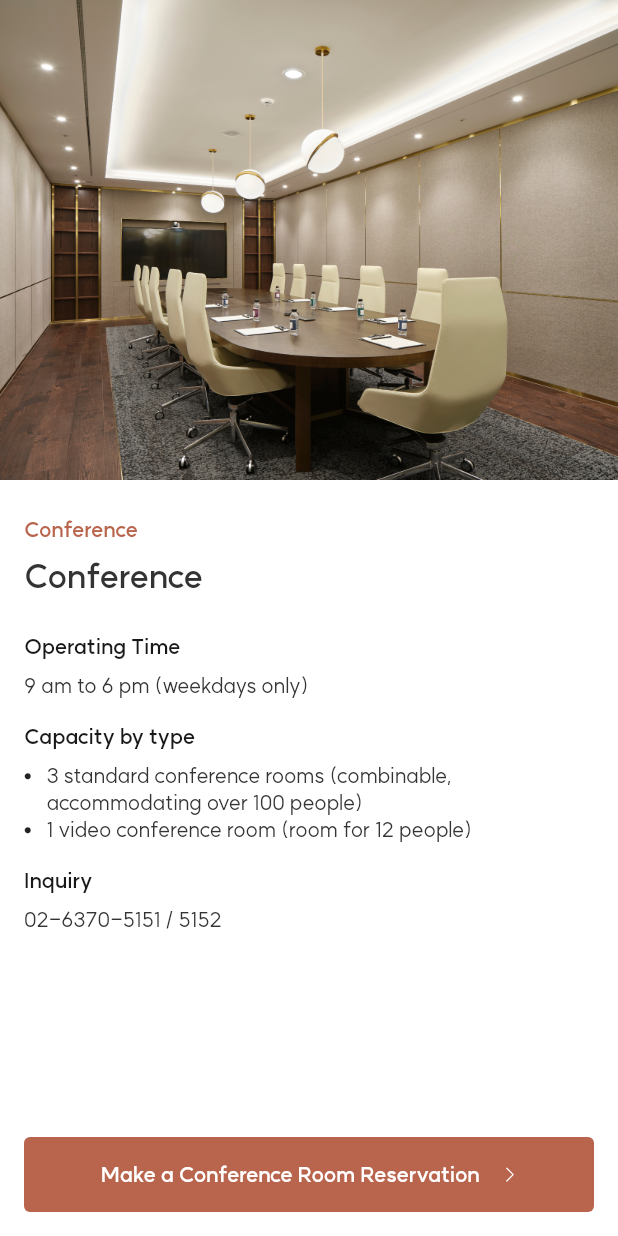
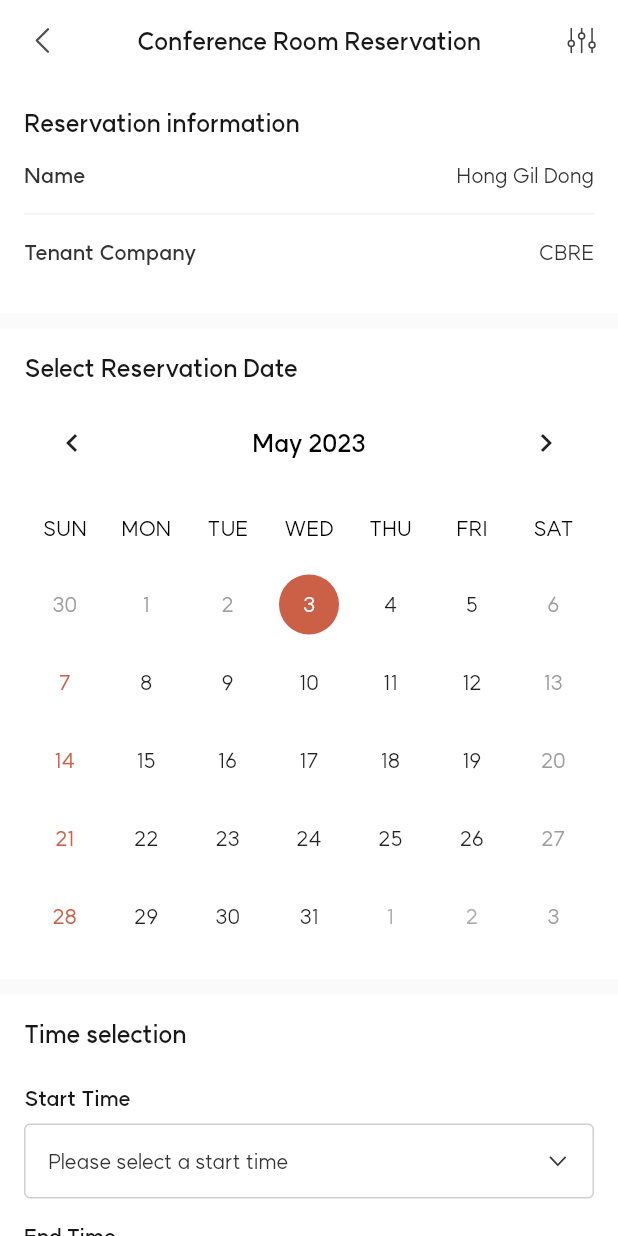
Before and after one commit to souravpanda94/Centropolis, a Flutter app: the ConferenceScreen screen opened directly, after a tap on "Make a Conference Room Reservation", on a phone screen of 412 x 824 dp. Run offline on Flutter 3.47's test engine with Material 2 defaults, Android fonts, the light colour scheme and no system bars; drawn by our look-alikes of table_calendar; our stand-ins replace barcode_widget, carousel_slider, easy_localization, flutter_image_slideshow, flutter_svg, fluttertoast and 1 more; missing offline and left inert: flutter_barcode_scanner; accounts and stored records are empty.

Commit message:
conference screens , bar code generator

```diff
--- a/centropolis/assets/translations/en.json
+++ b/centropolis/assets/translations/en.json
@@ -197,6 +197,11 @@
   "conference" : "Conference",
   "capacityByType" : "Capacity by type",
   "makeConferenceRoomReservation" : "Make a Conference Room Reservation",
+  "conferenceRoomReservation" : "Conference Room Reservation",
+  "enterRentalInformation" : "Enter Rental Information",
+  "conferenceReservationConsent" : "I agree to the conference room reservation rules",
+  "rentalInformationHint" : "\u2022 Please enter rental information such as the number of people, purpose, and additional services.",
+  "conferenceReservationComplete" : "Conference Room Reservation Inquiry Received",
 
 
 
--- a/centropolis/lib/screens/home/bar_code.dart
+++ b/centropolis/lib/screens/home/bar_code.dart
@@ -1,3 +1,4 @@
+import 'package:barcode_widget/barcode_widget.dart';
 import 'package:centropolis/widgets/common_button.dart';
 import 'package:easy_localization/easy_localization.dart';
 import 'package:flutter/material.dart';
@@ -79,7 +80,13 @@ class _BarCodeScreenState extends State<BarCodeScreen> {
                 margin: const EdgeInsets.only(top: 32, bottom: 122),
                 padding:
                     const EdgeInsets.symmetric(horizontal: 66, vertical: 32),
-                  child: Image.asset('assets/images/bar_code.png')),
+                child: BarcodeWidget(
+                  barcode: Barcode.qrCode(),
+                  data: 'Centropolis App QR code generator',
+                  height: 240,
+                  width: 210,
+                ),
+              ),
               Container(
                   width: MediaQuery.of(context).size.width,
                   margin: const EdgeInsets.only(bottom: 40),
--- a/centropolis/lib/screens/tenant_service/conference.dart
+++ b/centropolis/lib/screens/tenant_service/conference.dart
@@ -2,6 +2,7 @@ import 'package:easy_localization/easy_localization.dart';
 import 'package:flutter/material.dart';
 import '../../utils/custom_colors.dart';
 import '../../widgets/common_button.dart';
+import 'conference_reservation.dart';
 
 class ConferenceScreen extends StatefulWidget {
   const ConferenceScreen({super.key});
@@ -165,12 +166,12 @@ class _ConferenceScreenState extends State<ConferenceScreen> {
                 margin: const EdgeInsets.only(left: 16, right: 16, bottom: 16),
                 child: CommonButton(
                   onCommonButtonTap: () {
-                    // Navigator.push(
-                    //   context,
-                    //   MaterialPageRoute(
-                    //     builder: (context) => const LoungeReservation(),
-                    //   ),
-                    // );
+                    Navigator.push(
+                      context,
+                      MaterialPageRoute(
+                        builder: (context) => const ConferenceReservation(),
+                      ),
+                    );
                   },
                   buttonColor: CustomColors.buttonBackgroundColor,
                   buttonName: tr("makeConferenceRoomReservation"),
--- /dev/null
+++ b/centropolis/lib/screens/tenant_service/conference_reservation.dart
@@ -0,0 +1,508 @@
+import 'package:centropolis/widgets/common_button.dart';
+import 'package:easy_localization/easy_localization.dart';
+import 'package:flutter/material.dart';
+import 'package:flutter_svg/svg.dart';
+import 'package:table_calendar/table_calendar.dart';
+
+import '../../utils/custom_colors.dart';
+import '../../utils/utils.dart';
+import '../../widgets/common_app_bar.dart';
+import '../../widgets/common_modal.dart';
+
+class ConferenceReservation extends StatefulWidget {
+  const ConferenceReservation({super.key});
+
+  @override
+  State<ConferenceReservation> createState() => _ConferenceReservationState();
+}
+
+class _ConferenceReservationState extends State<ConferenceReservation> {
+  DateTime kFirstDay = DateTime.now();
+  DateTime kLastDay = DateTime.utc(2030, 3, 14);
+  DateTime _focusedDay = DateTime.now();
+  CalendarFormat _calendarFormat = CalendarFormat.month;
+  DateTime? _selectedDay;
+  bool _isChecked = false, usageTimeTapped = false;
+
+  @override
+  Widget build(BuildContext context) {
+    return Scaffold(
+      backgroundColor: CustomColors.whiteColor,
+      appBar: PreferredSize(
+        preferredSize: AppBar().preferredSize,
+        child: SafeArea(
+          child: Container(
+            color: CustomColors.whiteColor,
+            child: CommonAppBar(tr("conferenceRoomReservation"), true, () {
+              onBackButtonPress(context);
+            }, () {}),
+          ),
+        ),
+      ),
+      body: SingleChildScrollView(
+          child: Column(
+        crossAxisAlignment: CrossAxisAlignment.start,
+        children: [
+          Container(
+            width: MediaQuery.of(context).size.width,
+            padding: const EdgeInsets.all(16),
+            child: Column(
+              crossAxisAlignment: CrossAxisAlignment.start,
+              children: [
+                Text(
+                  tr("reservationInformation"),
+                  style: const TextStyle(
+                      fontFamily: 'SemiBold',
+                      fontSize: 16,
+                      color: CustomColors.textColor8),
+                ),
+                const SizedBox(
+                  height: 16,
+                ),
+                Row(
+                  mainAxisAlignment: MainAxisAlignment.spaceBetween,
+                  children: [
+                    Text(
+                      tr("nameLounge"),
+                      style: const TextStyle(
+                          fontFamily: 'SemiBold',
+                          fontSize: 14,
+                          color: CustomColors.textColorBlack2),
+                    ),
+                    const Text(
+                      "Hong Gil Dong",
+                      style: TextStyle(
+                          fontFamily: 'Regular',
+                          fontSize: 14,
+                          color: CustomColors.textColorBlack2),
+                    )
+                  ],
+                ),
+                const Padding(
+                  padding: EdgeInsets.symmetric(vertical: 16),
+                  child: Divider(
+                    thickness: 1,
+                    height: 1,
+                    color: CustomColors.backgroundColor2,
+                  ),
+                ),
+                Row(
+                  mainAxisAlignment: MainAxisAlignment.spaceBetween,
+                  children: [
+                    Text(
+                      tr("tenantCompanyLounge"),
+                      style: const TextStyle(
+                          fontFamily: 'SemiBold',
+                          fontSize: 14,
+                          color: CustomColors.textColorBlack2),
+                    ),
+                    const Text(
+                      "CBRE",
+                      style: TextStyle(
+                          fontFamily: 'Regular',
+                          fontSize: 14,
+                          color: CustomColors.textColorBlack2),
+                    )
+                  ],
+                ),
+                const SizedBox(
+                  height: 16,
+                ),
+              ],
+            ),
+          ),
+          Container(
+            width: MediaQuery.of(context).size.width,
+            color: CustomColors.backgroundColor,
+            height: 10,
+          ),
+          Container(
+            width: MediaQuery.of(context).size.width,
+            padding: const EdgeInsets.all(16),
+            child: Column(
+              crossAxisAlignment: CrossAxisAlignment.start,
+              children: [
+                Text(
+                  tr("selectReservationDate"),
+                  style: const TextStyle(
+                      fontFamily: 'SemiBold',
+                      fontSize: 16,
+                      color: CustomColors.textColor8),
+                ),
+                const SizedBox(
+                  height: 8,
+                ),
+                TableCalendar(
+                  availableCalendarFormats: const {
+                    CalendarFormat.month: 'Month'
+                  },
+                  weekendDays: const [DateTime.sunday],
+                  daysOfWeekHeight: 50,
+                  focusedDay: _focusedDay,
+                  calendarFormat: _calendarFormat,
+                  firstDay: kFirstDay,
+                  lastDay: kLastDay,
+                  headerStyle: HeaderStyle(
+                    formatButtonVisible: false,
+                    titleCentered: true,
+                    titleTextStyle: const TextStyle(
+                        fontFamily: 'SemiBold',
+                        fontSize: 16,
+                        color: Colors.black),
+                    titleTextFormatter: (date, locale) =>
+                        DateFormat.yMMMM(locale).format(date),
+                  ),
+                  daysOfWeekStyle: DaysOfWeekStyle(
+                      dowTextFormatter: (date, locale) =>
+                          DateFormat.E(locale).format(date).toUpperCase(),
+                      weekdayStyle: const TextStyle(
+                        color: Colors.black,
+                        fontFamily: 'Regular',
+                        fontSize: 14,
+                      ),
+                      weekendStyle: const TextStyle(
+                        color: Colors.black,
+                        fontFamily: 'Regular',
+                        fontSize: 14,
+                      )),
+                  calendarStyle: CalendarStyle(
+                      todayTextStyle: TextStyle(
+                          color: _focusedDay.compareTo(kFirstDay) != 0
+                              ? Colors.black
+                              : Colors.white),
+                      weekendTextStyle:
+                          const TextStyle(color: Color(0xffCC6047)),
+                      disabledTextStyle: const TextStyle(color: Colors.grey),
+                      disabledDecoration: const BoxDecoration(
+                          color: Colors.white, shape: BoxShape.circle),
+                      todayDecoration: BoxDecoration(
+                          color: _focusedDay.compareTo(kFirstDay) != 0
+                              ? Colors.white
+                              : const Color(0xffCC6047),
+                          shape: BoxShape.circle),
+                      selectedTextStyle: const TextStyle(color: Colors.white),
+                      selectedDecoration: const BoxDecoration(
+                          color: Color(0xffCC6047), shape: BoxShape.circle),
+                      defaultTextStyle: const TextStyle(
+                        fontFamily: 'Regular',
+                        fontSize: 14,
+                      )),
+                  selectedDayPredicate: (day) {
+                    if (isSameDay(day, _focusedDay)) {
+                      return true;
+                    } else {
+                      return false;
+                    }
+                  },
+                  enabledDayPredicate: (day) {
+                    if (day.weekday == DateTime.saturday) {
+                      return false;
+                    } else if (day.day == kFirstDay.day &&
+                        day.month == kFirstDay.month &&
+                        day.year == kFirstDay.year) {
+                      return true;
+                    } else if (day.compareTo(kFirstDay) > 0) {
+                      return true;
+                    } else {
+                      return false;
+                    }
+                  },
+                  onDaySelected: (selectedDay, focusedDay) {
+                    setState(() {
+                      _focusedDay = focusedDay;
+                      _selectedDay = selectedDay;
+                    });
+                  },
+                  onFormatChanged: (format) {
+                    if (_calendarFormat != format) {
+                      setState(() {
+                        _calendarFormat = format;
+                      });
+                    }
+                  },
+                  onPageChanged: (focusedDay) {
+                    setState(() {
+                      _focusedDay = focusedDay;
+                    });
+                  },
+                ),
+              ],
+            ),
+          ),
+          Container(
+            width: MediaQuery.of(context).size.width,
+            color: CustomColors.backgroundColor,
+            height: 10,
+          ),
+          Container(
+            padding: const EdgeInsets.all(16),
+            width: MediaQuery.of(context).size.width,
+            child: Column(
+              crossAxisAlignment: CrossAxisAlignment.start,
+              children: [
+                Text(
+                  tr("timeSelection"),
+                  style: const TextStyle(
+                      fontFamily: 'SemiBold',
+                      fontSize: 16,
+                      color: CustomColors.textColor8),
+                ),
+                const SizedBox(
+                  height: 24,
+                ),
+                Text(
+                  tr("startTime"),
+                  style: const TextStyle(
+                      fontFamily: 'SemiBold',
+                      fontSize: 14,
+                      color: CustomColors.textColor8),
+                ),
+                const SizedBox(
+                  height: 8,
+                ),
+                TextField(
+                  cursorColor: CustomColors.textColorBlack2,
+                  keyboardType: TextInputType.text,
+                  readOnly: true,
+                  showCursor: false,
+                  decoration: InputDecoration(
+                      border: InputBorder.none,
+                      fillColor: CustomColors.whiteColor,
+                      filled: true,
+                      contentPadding: const EdgeInsets.all(16),
+                      enabledBorder: OutlineInputBorder(
+                        borderRadius: BorderRadius.circular(4),
+                        borderSide: const BorderSide(
+                            color: CustomColors.dividerGreyColor, width: 1.0),
+                      ),
+                      focusedBorder: OutlineInputBorder(
+                        borderRadius: BorderRadius.circular(4),
+                        borderSide: const BorderSide(
+                            color: CustomColors.dividerGreyColor, width: 1.0),
+                      ),
+                      hintText: tr('selectStartTime'),
+                      hintStyle: const TextStyle(
+                        color: CustomColors.textColorBlack2,
+                        fontSize: 14,
+                        fontFamily: 'Regular',
+                      ),
+                      suffixIcon: Padding(
+                        padding: const EdgeInsets.all(18.0),
+                        child: SvgPicture.asset(
+                          "assets/images/ic_drop_down_arrow.svg",
+                          width: 8,
+                          height: 4,
+                          color: CustomColors.textColorBlack2,
+                        ),
+                      )),
+                  style: const TextStyle(
+                    color: CustomColors.blackColor,
+                    fontSize: 14,
+                    fontFamily: 'Regular',
+                  ),
+                  onTap: () {},
+                ),
+                const SizedBox(
+                  height: 16,
+                ),
+                Text(
+                  tr("endTime"),
+                  style: const TextStyle(
+                      fontFamily: 'SemiBold',
+                      fontSize: 14,
+                      color: CustomColors.textColor8),
+                ),
+                const SizedBox(
+                  height: 8,
+                ),
+                TextField(
+                  cursorColor: CustomColors.textColorBlack2,
+                  keyboardType: TextInputType.text,
+                  readOnly: true,
+                  showCursor: false,
+                  decoration: InputDecoration(
+                      border: InputBorder.none,
+                      fillColor: CustomColors.whiteColor,
+                      filled: true,
+                      contentPadding: const EdgeInsets.all(16),
+                      enabledBorder: OutlineInputBorder(
+                        borderRadius: BorderRadius.circular(4),
+                        borderSide: const BorderSide(
+                            color: CustomColors.dividerGreyColor, width: 1.0),
+                      ),
+                      focusedBorder: OutlineInputBorder(
+                        borderRadius: BorderRadius.circular(4),
+                        borderSide: const BorderSide(
+                            color: CustomColors.dividerGreyColor, width: 1.0),
+                      ),
+                      hintText: tr('selectEndTime'),
+                      hintStyle: const TextStyle(
+                        color: CustomColors.textColorBlack2,
+                        fontSize: 14,
+                        fontFamily: 'Regular',
+                      ),
+                      suffixIcon: Padding(
+                        padding: const EdgeInsets.all(18.0),
+                        child: SvgPicture.asset(
+                          "assets/images/ic_drop_down_arrow.svg",
+                          width: 8,
+                          height: 4,
+                          color: CustomColors.textColorBlack2,
+                        ),
+                      )),
+                  style: const TextStyle(
+                    color: CustomColors.blackColor,
+                    fontSize: 14,
+                    fontFamily: 'Regular',
+                  ),
+                  onTap: () {},
+                ),
+              ],
+            ),
+          ),
+          Container(
+            width: MediaQuery.of(context).size.width,
+            color: CustomColors.backgroundColor,
+            height: 10,
+          ),
+          Container(
+            width: MediaQuery.of(context).size.width,
+            padding: const EdgeInsets.all(16),
+            child: Column(
+              crossAxisAlignment: CrossAxisAlignment.start,
+              children: [
+                Text(tr("enterRentalInformation"),
+                    style: const TextStyle(
+                        fontFamily: 'SemiBold',
+                        fontSize: 16,
+                        color: CustomColors.textColor8)),
+                Container(
+                  margin: const EdgeInsets.only(top: 8),
+                  decoration: BoxDecoration(
+                    border: Border.all(
+                      color: CustomColors.dividerGreyColor,
+                    ),
+                    borderRadius: BorderRadius.circular(4),
+                  ),
+                  height: 288,
+                  child: SingleChildScrollView(
+                    child: TextField(
+                      cursorColor: CustomColors.textColorBlack2,
+                      keyboardType: TextInputType.multiline,
+                      maxLines: null,
+                      decoration: InputDecoration(
+                        hintMaxLines: 5,
+                        border: InputBorder.none,
+                        fillColor: CustomColors.whiteColor,
+                        filled: true,
+                        contentPadding: const EdgeInsets.all(16),
+                        hintText: tr('rentalInformationHint'),
+                        hintStyle: const TextStyle(
+                          color: CustomColors.textColorBlack2,
+                          fontSize: 14,
+                          fontFamily: 'Regular',
+                        ),
+                      ),
+                      style: const TextStyle(
+                        color: CustomColors.textColorBlack2,
+                        fontSize: 14,
+                        fontFamily: 'Regular',
+                      ),
+                    ),
+                  ),
+                ),
+              ],
+            ),
+          ),
+          Container(
+            width: MediaQuery.of(context).size.width,
+            color: CustomColors.backgroundColor,
+            height: 10,
+          ),
+          Container(
+            width: MediaQuery.of(context).size.width,
+            margin: const EdgeInsets.symmetric(horizontal: 16),
+            child: Column(
+              crossAxisAlignment: CrossAxisAlignment.start,
+              children: [
+                Padding(
+                  padding: const EdgeInsets.only(top: 16),
+                  child: Row(
+                    crossAxisAlignment: CrossAxisAlignment.start,
+                    mainAxisAlignment: MainAxisAlignment.center,
+                    children: [
+                      Padding(
+                        padding: const EdgeInsets.only(top: 5),
+                        child: SizedBox(
+                          height: 15,
+                          width: 15,
+                          child: Checkbox(
+                            checkColor: CustomColors.whiteColor,
+                            activeColor: CustomColors.buttonBackgroundColor,
+                            side: const BorderSide(
+                                color: CustomColors.greyColor, width: 1),
+                            value: _isChecked,
+                            onChanged: (value) {
+                              setState(() {
+                                _isChecked = value!;
+                                if (_isChecked) {
+                                } else {}
+                              });
+                            },
+                          ),
+                        ),
+                      ),
+                      const SizedBox(
+                        width: 9,
+                      ),
+                      Expanded(
+                        child: Text(
+                          tr("conferenceReservationConsent"),
+                          style: const TextStyle(
+                              fontFamily: 'Regular',
+                              fontSize: 14,
+                              color: CustomColors.textColorBlack2),
+                        ),
+                      )
+                    ],
+                  ),
+                ),
+                Padding(
+                  padding: const EdgeInsets.only(top: 24, bottom: 32),
+                  child: CommonButton(
+                    onCommonButtonTap: () {
+                      showReservationModal();
+                    },
+                    buttonColor: CustomColors.buttonBackgroundColor,
+                    buttonName: tr("makeReservation"),
+                    isIconVisible: false,
+                  ),
+                )
+              ],
+            ),
+          ),
+        ],
+      )),
+    );
+  }
+
+  void showReservationModal() {
+    showDialog(
+        barrierDismissible: false,
+        context: context,
+        builder: (BuildContext context) {
+          return CommonModal(
+            heading: tr("conferenceReservationComplete"),
+            description: "We will contact you after checking the manager.",
+            buttonName: tr("check"),
+            firstButtonName: "",
+            secondButtonName: "",
+            onConfirmBtnTap: () {
+              Navigator.pop(context);
+            },
+            onFirstBtnTap: () {},
+            onSecondBtnTap: () {},
+          );
+        });
+  }
+}
```
Also changed, not shown: centropolis/assets/translations/ko.json (+7 -0 lines), centropolis/pubspec.lock. Lines whose indentation alone changed are shown as unchanged.
